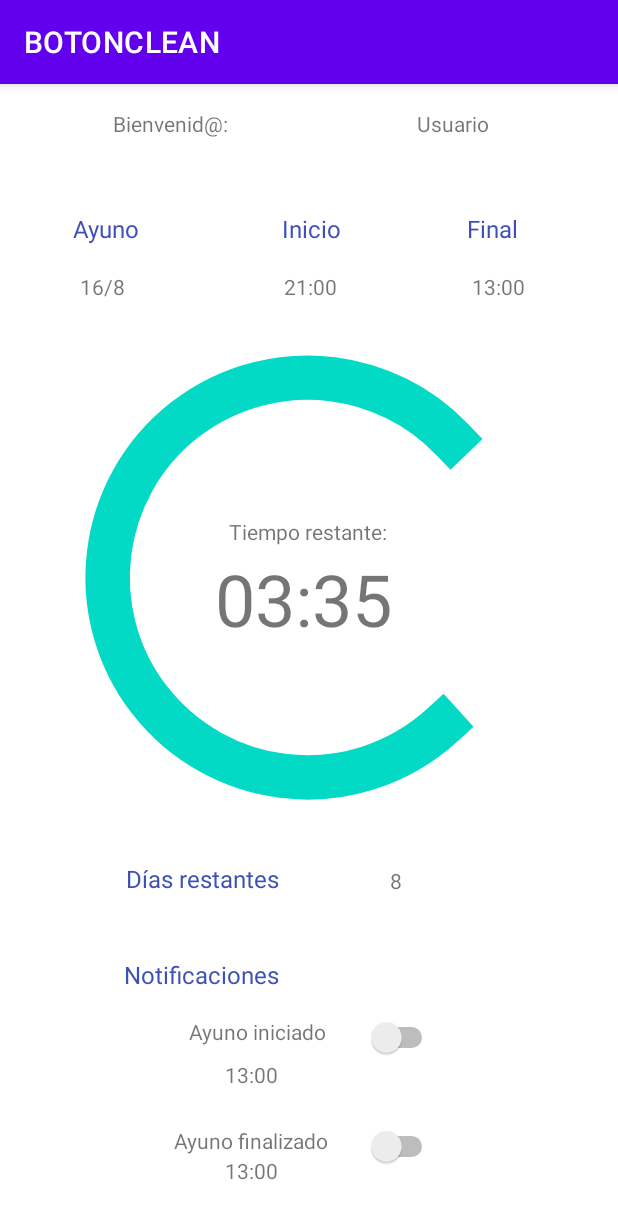
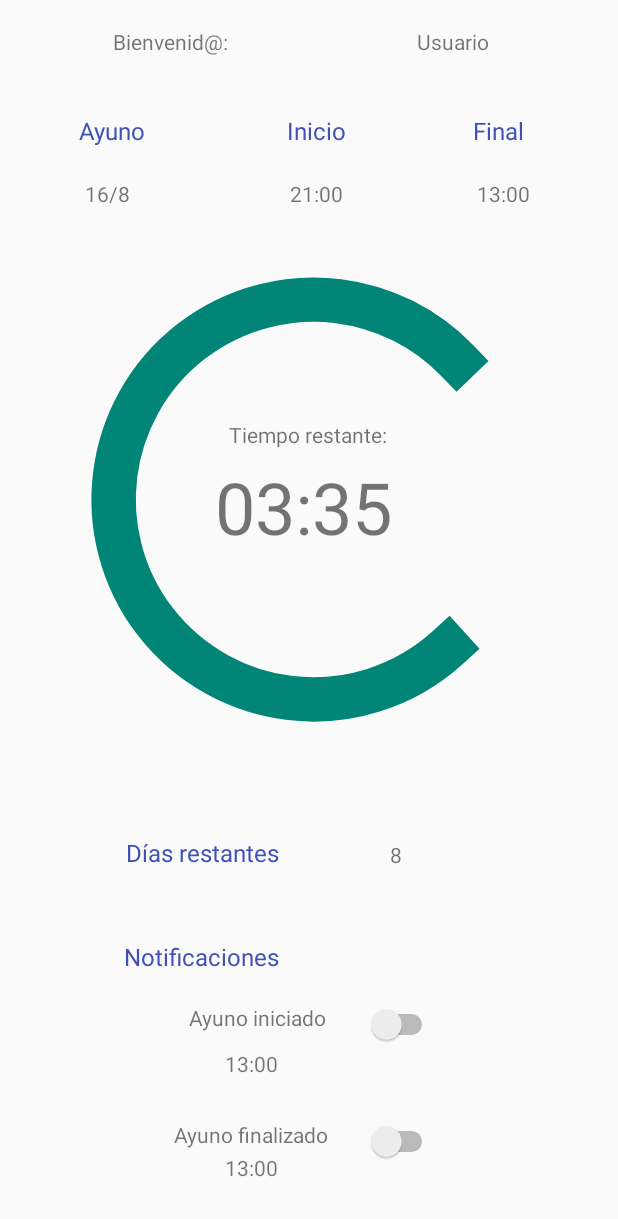
Before and after one commit to JulianHomelo/AyunoApp, an Android app: the Principal screen opened directly, with no data from a screen before it, on a phone screen of 412 x 824 dp. Shown: the top 1219 px of the screen. Run offline under Robolectric (Android 15) with nearby library versions, the phone set to English and light mode, and no system bars.

Commit message:
Se borró la barra de arriba y el diseño está practicamente completo.

```diff
--- a/app/src/main/AndroidManifest.xml
+++ b/app/src/main/AndroidManifest.xml
@@ -11,7 +11,7 @@
         android:label="@string/app_name"
         android:roundIcon="@mipmap/ic_launcher_round"
         android:supportsRtl="true"
-        android:theme="@style/Theme.BOTONCLEAN"
+        android:theme="@style/Theme.AppCompat.Light.NoActionBar"
         tools:targetApi="31">
         <activity
             android:name=".Principal"
--- a/app/src/main/res/layout/activity_principal.xml
+++ b/app/src/main/res/layout/activity_principal.xml
@@ -116,18 +116,6 @@
         app:layout_constraintTop_toTopOf="parent"
         app:layout_constraintVertical_bias="0.928" />
 
-    <ProgressBar
-        android:id="@+id/progressBar"
-        style="?android:attr/progressBarStyle"
-        android:layout_width="380dp"
-        android:layout_height="355dp"
-        app:layout_constraintBottom_toBottomOf="parent"
-        app:layout_constraintEnd_toEndOf="parent"
-        app:layout_constraintHorizontal_bias="0.483"
-        app:layout_constraintStart_toStartOf="parent"
-        app:layout_constraintTop_toTopOf="parent"
-        app:layout_constraintVertical_bias="0.367" />
-
     <TextView
         android:id="@+id/textView39"
         android:layout_width="wrap_content"
@@ -138,7 +126,7 @@
         app:layout_constraintHorizontal_bias="0.498"
         app:layout_constraintStart_toStartOf="parent"
         app:layout_constraintTop_toTopOf="parent"
-        app:layout_constraintVertical_bias="0.386" />
+        app:layout_constraintVertical_bias="0.348" />
 
     <TextView
         android:id="@+id/textView38"
@@ -150,7 +138,7 @@
         app:layout_constraintEnd_toEndOf="parent"
         app:layout_constraintStart_toStartOf="parent"
         app:layout_constraintTop_toTopOf="parent"
-        app:layout_constraintVertical_bias="0.458" />
+        app:layout_constraintVertical_bias="0.416" />
 
     <TextView
         android:id="@+id/textView12"
@@ -165,56 +153,6 @@
         app:layout_constraintVertical_bias="0.022" />
 
     <TextView
-        android:id="@+id/textView33"
-        android:layout_width="wrap_content"
-        android:layout_height="wrap_content"
-        android:text="16/8"
-        app:layout_constraintBottom_toBottomOf="parent"
-        app:layout_constraintEnd_toEndOf="parent"
-        app:layout_constraintHorizontal_bias="0.139"
-        app:layout_constraintStart_toStartOf="parent"
-        app:layout_constraintTop_toTopOf="parent"
-        app:layout_constraintVertical_bias="0.167" />
-
-    <TextView
-        android:id="@+id/textView31"
-        android:layout_width="wrap_content"
-        android:layout_height="wrap_content"
-        android:text="13:00"
-        app:layout_constraintBottom_toBottomOf="parent"
-        app:layout_constraintEnd_toEndOf="parent"
-        app:layout_constraintHorizontal_bias="0.835"
-        app:layout_constraintStart_toStartOf="parent"
-        app:layout_constraintTop_toTopOf="parent"
-        app:layout_constraintVertical_bias="0.167" />
-
-    <TextView
-        android:id="@+id/textView36"
-        android:layout_width="wrap_content"
-        android:layout_height="wrap_content"
-        android:text="Final"
-        android:textColor="#3F51B5"
-        android:textSize="16sp"
-        app:layout_constraintBottom_toBottomOf="parent"
-        app:layout_constraintEnd_toEndOf="parent"
-        app:layout_constraintHorizontal_bias="0.824"
-        app:layout_constraintStart_toStartOf="parent"
-        app:layout_constraintTop_toTopOf="parent"
-        app:layout_constraintVertical_bias="0.114" />
-
-    <TextView
-        android:id="@+id/textView32"
-        android:layout_width="wrap_content"
-        android:layout_height="wrap_content"
-        android:text="21:00"
-        app:layout_constraintBottom_toBottomOf="parent"
-        app:layout_constraintEnd_toEndOf="parent"
-        app:layout_constraintHorizontal_bias="0.502"
-        app:layout_constraintStart_toStartOf="parent"
-        app:layout_constraintTop_toTopOf="parent"
-        app:layout_constraintVertical_bias="0.167" />
-
-    <TextView
         android:id="@+id/textView37"
         android:layout_width="wrap_content"
         android:layout_height="wrap_content"
@@ -227,6 +165,20 @@
         app:layout_constraintVertical_bias="0.022" />
 
     <TextView
+        android:id="@+id/textView34"
+        android:layout_width="wrap_content"
+        android:layout_height="wrap_content"
+        android:text="Ayuno"
+        android:textColor="#3F51B5"
+        android:textSize="16sp"
+        app:layout_constraintBottom_toBottomOf="parent"
+        app:layout_constraintEnd_toEndOf="parent"
+        app:layout_constraintHorizontal_bias="0.144"
+        app:layout_constraintStart_toStartOf="parent"
+        app:layout_constraintTop_toTopOf="parent"
+        app:layout_constraintVertical_bias="0.095" />
+
+    <TextView
         android:id="@+id/textView35"
         android:layout_width="wrap_content"
         android:layout_height="wrap_content"
@@ -235,23 +187,71 @@
         android:textSize="16sp"
         app:layout_constraintBottom_toBottomOf="parent"
         app:layout_constraintEnd_toEndOf="parent"
-        app:layout_constraintHorizontal_bias="0.504"
+        app:layout_constraintHorizontal_bias="0.514"
         app:layout_constraintStart_toStartOf="parent"
         app:layout_constraintTop_toTopOf="parent"
-        app:layout_constraintVertical_bias="0.114" />
+        app:layout_constraintVertical_bias="0.095" />
 
     <TextView
-        android:id="@+id/textView34"
+        android:id="@+id/textView33"
         android:layout_width="wrap_content"
         android:layout_height="wrap_content"
-        android:text="Ayuno"
+        android:text="16/8"
+        app:layout_constraintBottom_toBottomOf="parent"
+        app:layout_constraintEnd_toEndOf="parent"
+        app:layout_constraintHorizontal_bias="0.149"
+        app:layout_constraintStart_toStartOf="parent"
+        app:layout_constraintTop_toTopOf="parent"
+        app:layout_constraintVertical_bias="0.148" />
+
+    <TextView
+        android:id="@+id/textView36"
+        android:layout_width="wrap_content"
+        android:layout_height="wrap_content"
+        android:text="Final"
         android:textColor="#3F51B5"
         android:textSize="16sp"
         app:layout_constraintBottom_toBottomOf="parent"
         app:layout_constraintEnd_toEndOf="parent"
-        app:layout_constraintHorizontal_bias="0.133"
+        app:layout_constraintHorizontal_bias="0.835"
         app:layout_constraintStart_toStartOf="parent"
         app:layout_constraintTop_toTopOf="parent"
-        app:layout_constraintVertical_bias="0.114" />
+        app:layout_constraintVertical_bias="0.095" />
+
+    <ProgressBar
+        android:id="@+id/progressBar"
+        style="?android:attr/progressBarStyle"
+        android:layout_width="380dp"
+        android:layout_height="355dp"
+        app:layout_constraintBottom_toBottomOf="parent"
+        app:layout_constraintEnd_toEndOf="parent"
+        app:layout_constraintHorizontal_bias="0.612"
+        app:layout_constraintStart_toStartOf="parent"
+        app:layout_constraintTop_toTopOf="parent"
+        app:layout_constraintVertical_bias="0.332" />
+
+    <TextView
+        android:id="@+id/textView31"
+        android:layout_width="wrap_content"
+        android:layout_height="wrap_content"
+        android:text="13:00"
+        app:layout_constraintBottom_toBottomOf="parent"
+        app:layout_constraintEnd_toEndOf="parent"
+        app:layout_constraintHorizontal_bias="0.845"
+        app:layout_constraintStart_toStartOf="parent"
+        app:layout_constraintTop_toTopOf="parent"
+        app:layout_constraintVertical_bias="0.148" />
+
+    <TextView
+        android:id="@+id/textView32"
+        android:layout_width="wrap_content"
+        android:layout_height="wrap_content"
+        android:text="21:00"
+        app:layout_constraintBottom_toBottomOf="parent"
+        app:layout_constraintEnd_toEndOf="parent"
+        app:layout_constraintHorizontal_bias="0.513"
+        app:layout_constraintStart_toStartOf="parent"
+        app:layout_constraintTop_toTopOf="parent"
+        app:layout_constraintVertical_bias="0.148" />
 
 </androidx.constraintlayout.widget.ConstraintLayout>
```
Also changed, not shown: app/src/main/res/menu/bottom_nav_menu.xml (deleted, +0 -19 lines), app/src/main/res/navigation/mobile_navigation.xml (deleted, +0 -25 lines), app/src/main/res/drawable/fonde.jpg.
